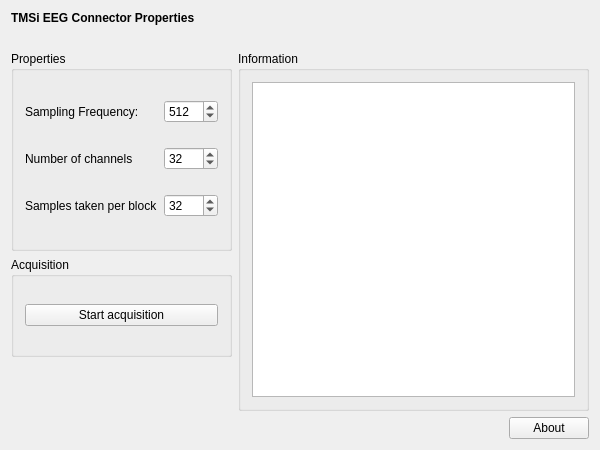
The window that applications/mne_x/plugins/tmsi/FormFiles/tmsisetup.ui (mne-tools/mne-cpp) describes before a commit, drawn with Qt 5.
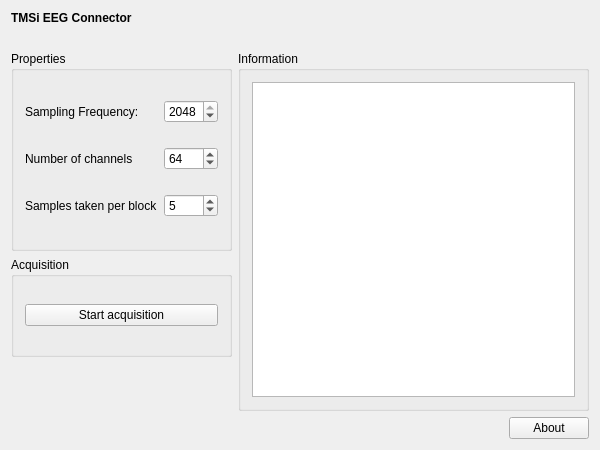
The same window after the commit.

Commit message: tmsisetup.ui: - default GUI parameters changed

The edit to the form file:
```diff
--- a/applications/mne_x/plugins/tmsi/FormFiles/tmsisetup.ui
+++ b/applications/mne_x/plugins/tmsi/FormFiles/tmsisetup.ui
@@ -23,7 +23,7 @@
       </font>
      </property>
      <property name="text">
-      <string>TMSi EEG Connector Properties</string>
+      <string>TMSi EEG Connector</string>
      </property>
     </widget>
    </item>
@@ -85,10 +85,10 @@
            <number>1</number>
           </property>
           <property name="maximum">
-           <number>128</number>
+           <number>138</number>
           </property>
           <property name="value">
-           <number>32</number>
+           <number>64</number>
           </property>
          </widget>
         </item>
@@ -112,13 +112,13 @@
         <item row="0" column="2">
          <widget class="QSpinBox" name="m_spinBox_SamplingFreq">
           <property name="minimum">
-           <number>128</number>
+           <number>8</number>
           </property>
           <property name="maximum">
-           <number>4096</number>
+           <number>2048</number>
           </property>
           <property name="value">
-           <number>512</number>
+           <number>2048</number>
           </property>
          </widget>
         </item>
@@ -131,7 +131,7 @@
            <number>512</number>
           </property>
           <property name="value">
-           <number>32</number>
+           <number>5</number>
           </property>
          </widget>
         </item>
```
The commit also changes 6 other files.
